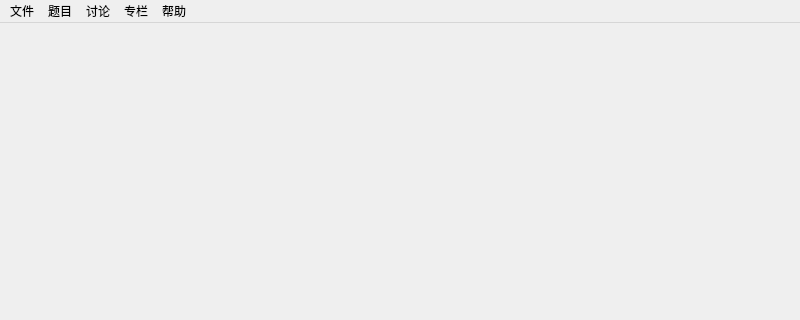
First picture: the form in src/LuoguDesktop.ui, repository zsd2024/LuoguDesktop, before the edit; both pictures show x 0 to 800 and y 0 to 320 of the 800 by 600 pixel window.
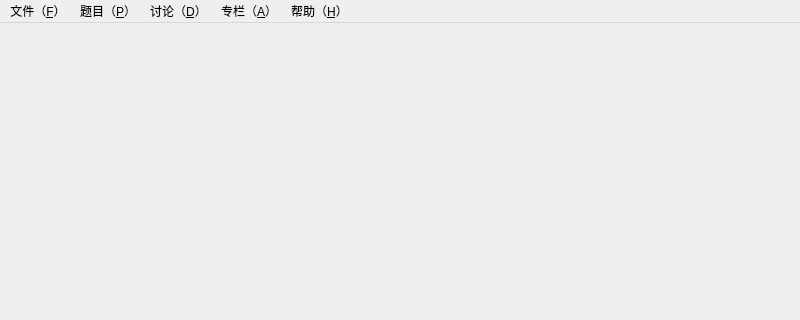
Second picture: the form after the edit. Icons and pictures are not drawn.

The edit to the form file:
```diff
--- a/src/LuoguDesktop.ui
+++ b/src/LuoguDesktop.ui
@@ -24,12 +24,12 @@
      <x>0</x>
      <y>0</y>
      <width>800</width>
-     <height>23</height>
+     <height>24</height>
     </rect>
    </property>
    <widget class="QMenu" name="File">
     <property name="title">
-     <string>文件</string>
+     <string>文件（&amp;F）</string>
     </property>
     <addaction name="separator"/>
     <addaction name="settings"/>
@@ -37,13 +37,13 @@
    </widget>
    <widget class="QMenu" name="Problem">
     <property name="title">
-     <string>题目</string>
+     <string>题目（&amp;P）</string>
     </property>
     <addaction name="show_problem"/>
    </widget>
    <widget class="QMenu" name="Discuss">
     <property name="title">
-     <string>讨论</string>
+     <string>讨论（&amp;D）</string>
     </property>
     <addaction name="all"/>
     <addaction name="siteaffairs"/>
@@ -55,14 +55,14 @@
    </widget>
    <widget class="QMenu" name="Help">
     <property name="title">
-     <string>帮助</string>
+     <string>帮助（&amp;H）</string>
     </property>
     <addaction name="help"/>
     <addaction name="about"/>
    </widget>
    <widget class="QMenu" name="Article">
     <property name="title">
-     <string>专栏</string>
+     <string>专栏（&amp;A）</string>
     </property>
     <addaction name="article_mine"/>
     <addaction name="article_ground"/>
```
Left out of the diff: 11 changed lines with no effect on the pictures.
